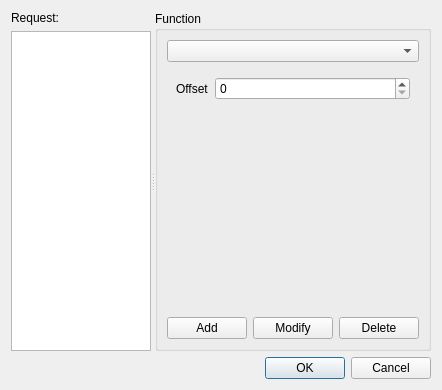
This is src/client/gui/scanner/client_dialogscannerrequest.ui in pipichen-rgb/ModbusTools-2025 as Qt 5 draws it before an edit. The edited form follows.
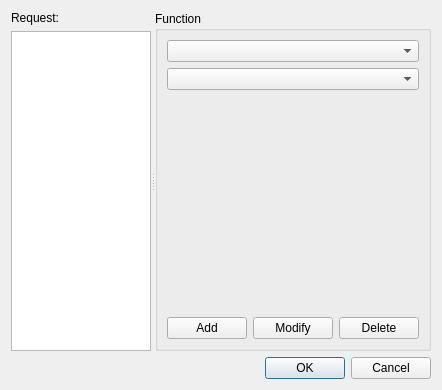
This is the edited form.

Commit message: Add Modbus functions for Client Scanner request

Diff of the .ui file:
```diff
--- a/src/client/gui/scanner/client_dialogscannerrequest.ui
+++ b/src/client/gui/scanner/client_dialogscannerrequest.ui
@@ -44,7 +44,7 @@
        <item>
         <widget class="QStackedWidget" name="swFuncParams">
          <property name="currentIndex">
-          <number>1</number>
+          <number>2</number>
          </property>
          <widget class="QWidget" name="pgEmpty"/>
          <widget class="QWidget" name="pgOffset">
@@ -61,6 +61,38 @@
            </item>
           </layout>
          </widget>
+         <widget class="QWidget" name="pgDiagn">
+          <layout class="QVBoxLayout" name="verticalLayout_4">
+           <property name="leftMargin">
+            <number>0</number>
+           </property>
+           <property name="topMargin">
+            <number>0</number>
+           </property>
+           <property name="rightMargin">
+            <number>0</number>
+           </property>
+           <property name="bottomMargin">
+            <number>0</number>
+           </property>
+           <item>
+            <widget class="QComboBox" name="cmbDiagnSubfunction"/>
+           </item>
+           <item>
+            <spacer name="verticalSpacer">
+             <property name="orientation">
+              <enum>Qt::Vertical</enum>
+             </property>
+             <property name="sizeHint" stdset="0">
+              <size>
+               <width>20</width>
+               <height>204</height>
+              </size>
+             </property>
+            </spacer>
+           </item>
+          </layout>
+         </widget>
          <widget class="QWidget" name="pgOffsetCount">
           <layout class="QFormLayout" name="formLayout_2">
            <item row="0" column="0">
```
The commit also changes 3 other files.
